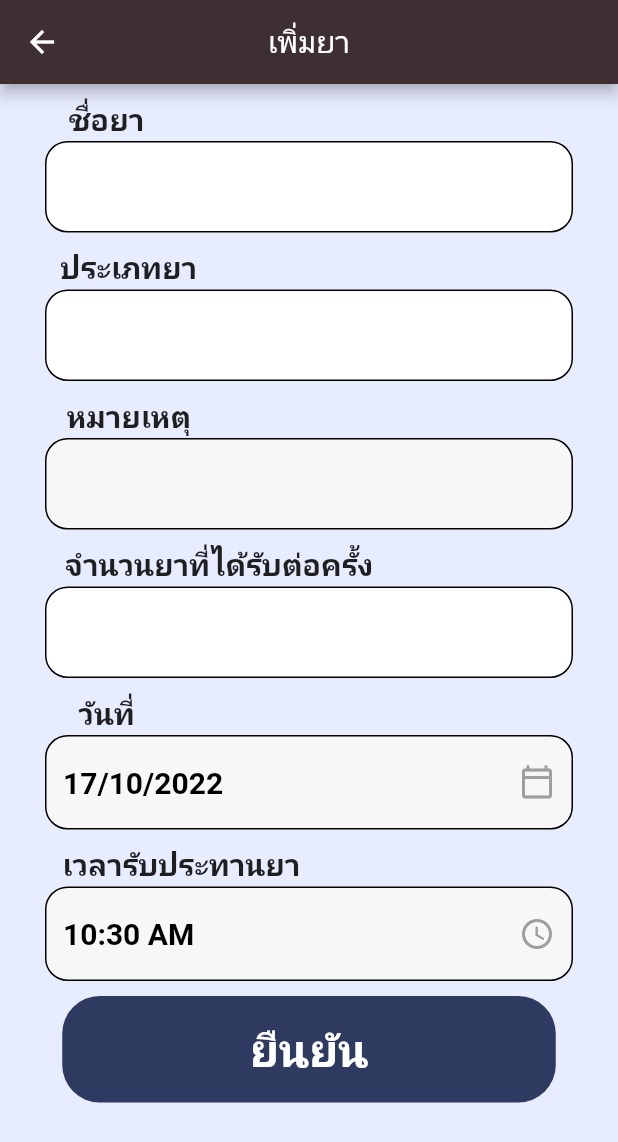
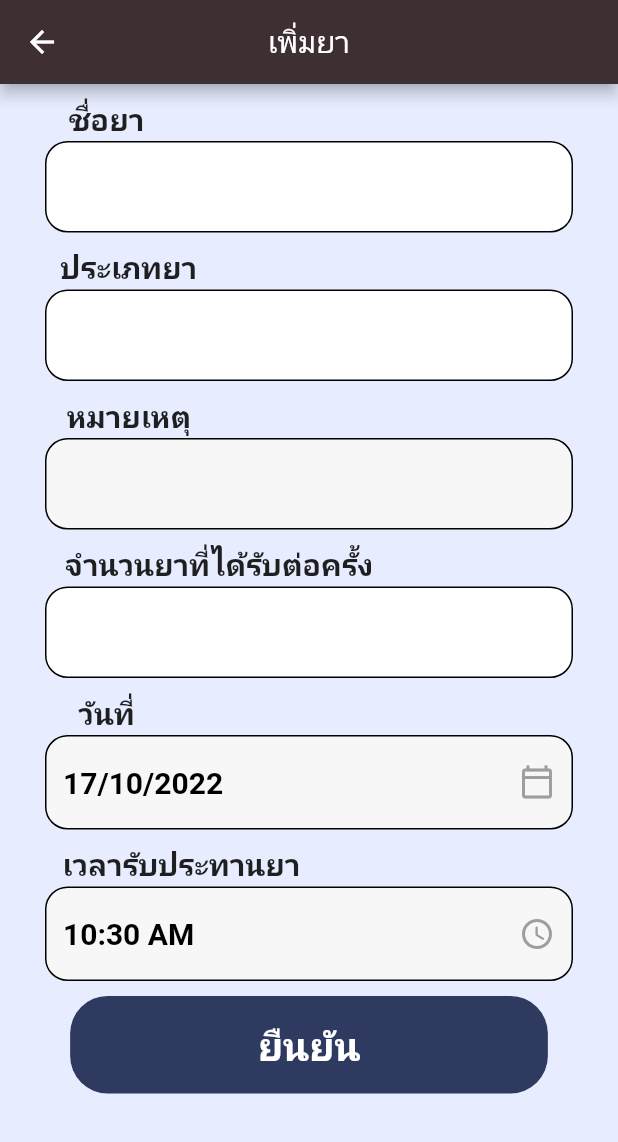
Before and after one commit to stamptitaree/NewProject, a Flutter app: the Add_drug screen opened directly, on a phone screen of 412 x 824 dp. Shown: the top 1142 px of the screen. Run offline on Flutter 3.47's test engine with Material 2 defaults, Android fonts, the phone set to English and light mode, and no system bars; our stand-ins replace firebase_core; missing offline and left inert: dart:ffi; accounts and stored records are empty.

Commit message:
เพิ่มหน้ายา

```diff
--- a/lib/Menupage/add_drug.dart
+++ b/lib/Menupage/add_drug.dart
@@ -204,7 +204,7 @@ class _Add_drugState extends State<Add_drug> {
                 "ยืนยัน",
                 textAlign: TextAlign.center,
                 style: TextStyle(
-                    fontSize: 30,
+                    fontSize: 26,
                     color: Color.fromARGB(255, 255, 255, 255),
                     fontWeight: FontWeight.bold),
               ),
```
